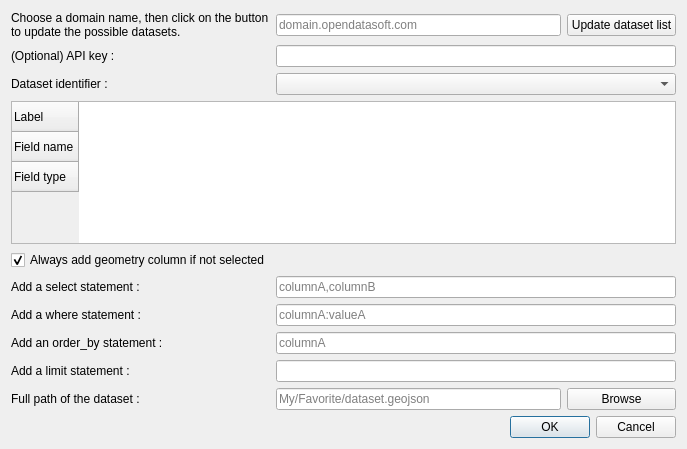
The window that plugin_dialog.ui (opendatasoft/qgis-ods-plugin) describes before a commit, drawn with Qt 5.
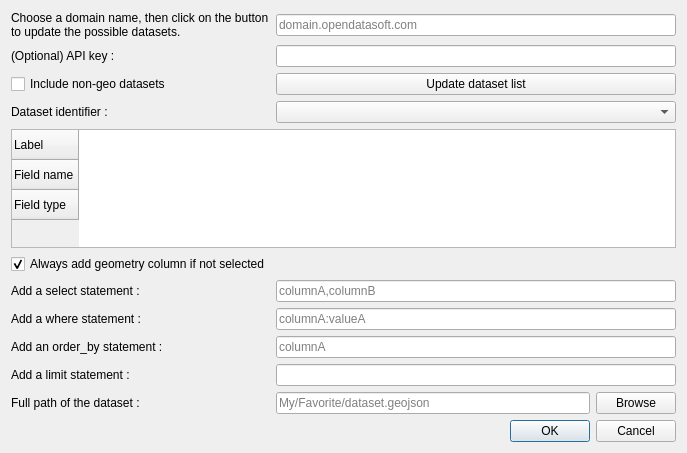
The same window after the commit.

Commit message: checkbox to include non geo datasets or not

```diff
--- a/plugin_dialog.ui
+++ b/plugin_dialog.ui
@@ -7,96 +7,28 @@
     <x>0</x>
     <y>0</y>
     <width>687</width>
-    <height>449</height>
+    <height>453</height>
    </rect>
   </property>
   <property name="windowTitle">
    <string>Import an ODS dataset</string>
   </property>
   <layout class="QGridLayout" name="gridLayout">
-   <item row="19" column="0">
-    <widget class="QLabel" name="limitLabel">
-     <property name="lineWidth">
-      <number>1</number>
-     </property>
-     <property name="text">
-      <string>&lt;html&gt;&lt;head/&gt;&lt;body&gt;&lt;p&gt;Add a limit statement :&lt;/p&gt;&lt;/body&gt;&lt;/html&gt;</string>
-     </property>
-    </widget>
-   </item>
-   <item row="17" column="1" colspan="2">
-    <widget class="QLineEdit" name="orderByInput">
-     <property name="placeholderText">
-      <string>columnA</string>
-     </property>
-    </widget>
-   </item>
-   <item row="15" column="0">
-    <widget class="QLabel" name="whereLabel">
-     <property name="text">
-      <string>Add a where statement :</string>
-     </property>
-    </widget>
-   </item>
-   <item row="17" column="0">
-    <widget class="QLabel" name="orderByLabel">
-     <property name="text">
-      <string>Add an order_by statement :</string>
-     </property>
-    </widget>
-   </item>
-   <item row="21" column="0">
-    <widget class="QLabel" name="pathLabel">
-     <property name="text">
-      <string>Full path of the dataset :</string>
-     </property>
-    </widget>
-   </item>
    <item row="7" column="1" colspan="2">
-    <widget class="QComboBox" name="datasetListComboBox"/>
-   </item>
-   <item row="5" column="1">
-    <widget class="QLineEdit" name="domainInput">
+    <widget class="QPushButton" name="updateListButton">
      <property name="text">
-      <string/>
+      <string>Update dataset list</string>
      </property>
-     <property name="placeholderText">
-      <string>domain.opendatasoft.com</string>
-     </property>
     </widget>
    </item>
-   <item row="19" column="1" colspan="2">
-    <widget class="QLineEdit" name="limitInput"/>
-   </item>
-   <item row="12" column="0">
-    <widget class="QLabel" name="selectLabel">
-     <property name="text">
-      <string>Add a select statement :</string>
-     </property>
-    </widget>
-   </item>
-   <item row="21" column="1">
-    <widget class="QLineEdit" name="pathInput">
+   <item row="17" column="1" colspan="2">
+    <widget class="QLineEdit" name="whereInput">
      <property name="placeholderText">
-      <string>My/Favorite/dataset.geojson</string>
+      <string>columnA:valueA</string>
      </property>
     </widget>
    </item>
-   <item row="7" column="0">
-    <widget class="QLabel" name="datasetLabel">
-     <property name="text">
-      <string>Dataset identifier :</string>
-     </property>
-    </widget>
-   </item>
-   <item row="12" column="1" colspan="2">
-    <widget class="QLineEdit" name="selectInput">
-     <property name="placeholderText">
-      <string>columnA,columnB</string>
-     </property>
-    </widget>
-   </item>
-   <item row="9" column="0" colspan="3">
+   <item row="11" column="0" colspan="3">
     <widget class="QTableWidget" name="schemaTableWidget">
      <attribute name="horizontalHeaderVisible">
       <bool>false</bool>
@@ -118,34 +50,47 @@
      </row>
     </widget>
    </item>
-   <item row="15" column="1" colspan="2">
-    <widget class="QLineEdit" name="whereInput">
+   <item row="14" column="0">
+    <widget class="QLabel" name="selectLabel">
+     <property name="text">
+      <string>Add a select statement :</string>
+     </property>
+    </widget>
+   </item>
+   <item row="17" column="0">
+    <widget class="QLabel" name="whereLabel">
+     <property name="text">
+      <string>Add a where statement :</string>
+     </property>
+    </widget>
+   </item>
+   <item row="6" column="1" colspan="2">
+    <widget class="QLineEdit" name="apikeyInput"/>
+   </item>
+   <item row="21" column="1" colspan="2">
+    <widget class="QLineEdit" name="limitInput"/>
+   </item>
+   <item row="19" column="1" colspan="2">
+    <widget class="QLineEdit" name="orderByInput">
      <property name="placeholderText">
-      <string>columnA:valueA</string>
+      <string>columnA</string>
      </property>
     </widget>
    </item>
-   <item row="10" column="0">
-    <widget class="QCheckBox" name="defaultGeomCheckBox">
+   <item row="6" column="0">
+    <widget class="QLabel" name="apikeyLabel">
      <property name="text">
-      <string>Always add geometry column if not selected</string>
+      <string>(Optional) API key :</string>
      </property>
-     <property name="checked">
-      <bool>true</bool>
-     </property>
     </widget>
    </item>
-   <item row="21" column="2">
-    <widget class="QPushButton" name="filePathButton">
-     <property name="text">
-      <string>Browse</string>
+   <item row="21" column="0">
+    <widget class="QLabel" name="limitLabel">
+     <property name="lineWidth">
+      <number>1</number>
      </property>
-    </widget>
-   </item>
-   <item row="5" column="2">
-    <widget class="QPushButton" name="updateListButton">
      <property name="text">
-      <string>Update dataset list</string>
+      <string>&lt;html&gt;&lt;head/&gt;&lt;body&gt;&lt;p&gt;Add a limit statement :&lt;/p&gt;&lt;/body&gt;&lt;/html&gt;</string>
      </property>
     </widget>
    </item>
@@ -157,7 +102,31 @@
      </property>
     </widget>
    </item>
-   <item row="24" column="1" colspan="2">
+   <item row="23" column="2">
+    <widget class="QPushButton" name="filePathButton">
+     <property name="text">
+      <string>Browse</string>
+     </property>
+    </widget>
+   </item>
+   <item row="14" column="1" colspan="2">
+    <widget class="QLineEdit" name="selectInput">
+     <property name="placeholderText">
+      <string>columnA,columnB</string>
+     </property>
+    </widget>
+   </item>
+   <item row="9" column="1" colspan="2">
+    <widget class="QComboBox" name="datasetListComboBox"/>
+   </item>
+   <item row="9" column="0">
+    <widget class="QLabel" name="datasetLabel">
+     <property name="text">
+      <string>Dataset identifier :</string>
+     </property>
+    </widget>
+   </item>
+   <item row="26" column="1" colspan="2">
     <widget class="QDialogButtonBox" name="dialogButtonBox">
      <property name="orientation">
       <enum>Qt::Horizontal</enum>
@@ -167,15 +136,53 @@
      </property>
     </widget>
    </item>
-   <item row="6" column="0">
-    <widget class="QLabel" name="apikeyLabel">
+   <item row="19" column="0">
+    <widget class="QLabel" name="orderByLabel">
      <property name="text">
-      <string>(Optional) API key :</string>
+      <string>Add an order_by statement :</string>
      </property>
     </widget>
    </item>
-   <item row="6" column="1" colspan="2">
-    <widget class="QLineEdit" name="apikeyInput"/>
+   <item row="23" column="1">
+    <widget class="QLineEdit" name="pathInput">
+     <property name="placeholderText">
+      <string>My/Favorite/dataset.geojson</string>
+     </property>
+    </widget>
+   </item>
+   <item row="23" column="0">
+    <widget class="QLabel" name="pathLabel">
+     <property name="text">
+      <string>Full path of the dataset :</string>
+     </property>
+    </widget>
+   </item>
+   <item row="12" column="0">
+    <widget class="QCheckBox" name="defaultGeomCheckBox">
+     <property name="text">
+      <string>Always add geometry column if not selected</string>
+     </property>
+     <property name="checked">
+      <bool>true</bool>
+     </property>
+    </widget>
+   </item>
+   <item row="7" column="0">
+    <widget class="QCheckBox" name="nonGeoCheckBox">
+     <property name="text">
+      <string>Include non-geo datasets</string>
+     </property>
+    </widget>
+   </item>
+   <item row="5" column="1" colspan="2">
+    <widget class="QLineEdit" name="domainInput">
+     <property name="text">
+      <string/>
+     </property>
+     <property name="placeholderText">
+      <string>domain.opendatasoft.com</string>
+     </property>
+    </widget>
    </item>
   </layout>
  </widget>
```
The commit also changes 2 other files.
